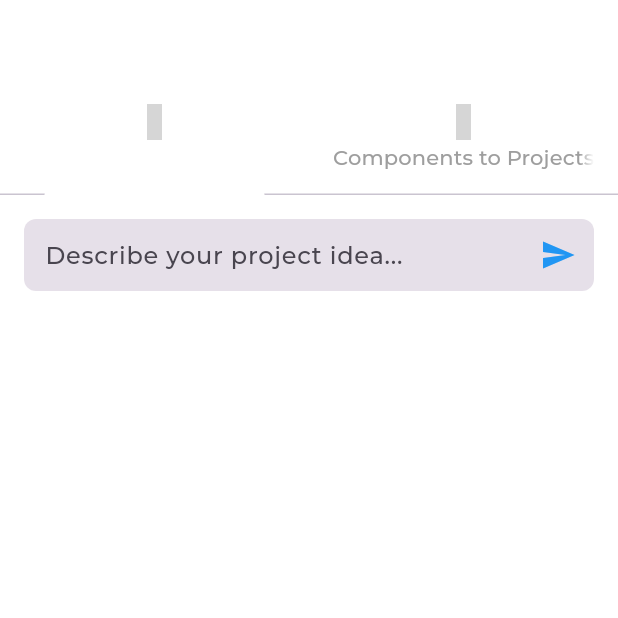
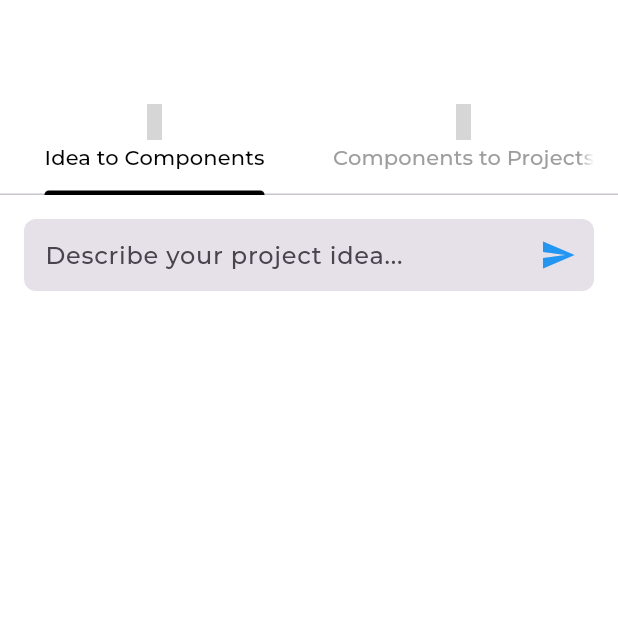
Before and after one commit to engbasel/CircuitHub, a Flutter app: the AIAssistantEngginering screen opened directly, on a phone screen of 412 x 824 dp, the top half of it. Run offline on Flutter 3.47's test engine with Material 3 defaults, Android fonts, the light colour scheme and no system bars; our stand-ins replace card_swiper, cloud_firestore, dash_chat_2, dio, dots_indicator, fancy_shimmer_image and 17 more; missing offline and left inert: dynamic_height_grid_view; accounts and stored records are empty; project files that could hold a hidden picture were left out; grey boxes are pictures that could not be loaded.

Commit message:
`Update buildTabBar widget to change tab bar colors to black on dark theme`

```diff
--- a/lib/Featuers/Nav_Bar_Pages/Presentation/Views/Widget/search/widgets/buildTabBar.dart
+++ b/lib/Featuers/Nav_Bar_Pages/Presentation/Views/Widget/search/widgets/buildTabBar.dart
@@ -9,8 +9,8 @@ Widget buildTabBar(TabController? controller, BuildContext context) {
     color: isDarkTheme ? Colors.black : Colors.white,
     child: TabBar(
       controller: controller,
-      indicatorColor: Colors.white,
-      labelColor: Colors.white,
+      indicatorColor: Colors.black,
+      labelColor: Colors.black,
       unselectedLabelColor: Colors.grey,
       tabs: const [
         Tab(icon: Icon(IconlyLight.activity), text: "Idea to Components"),
```
